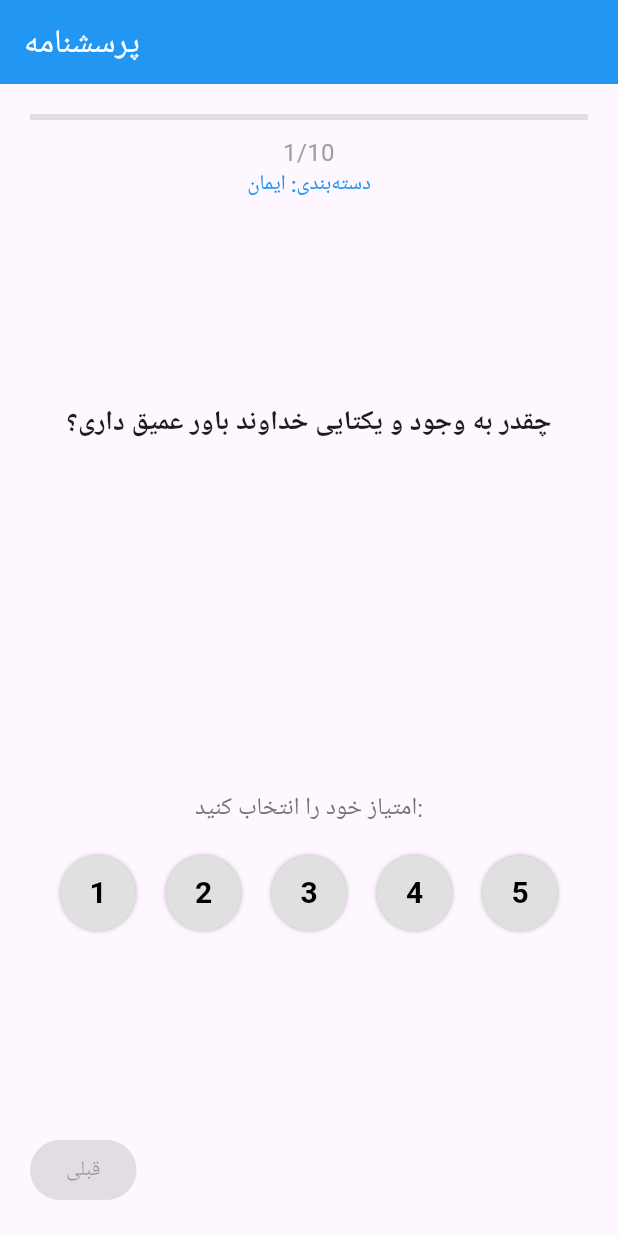
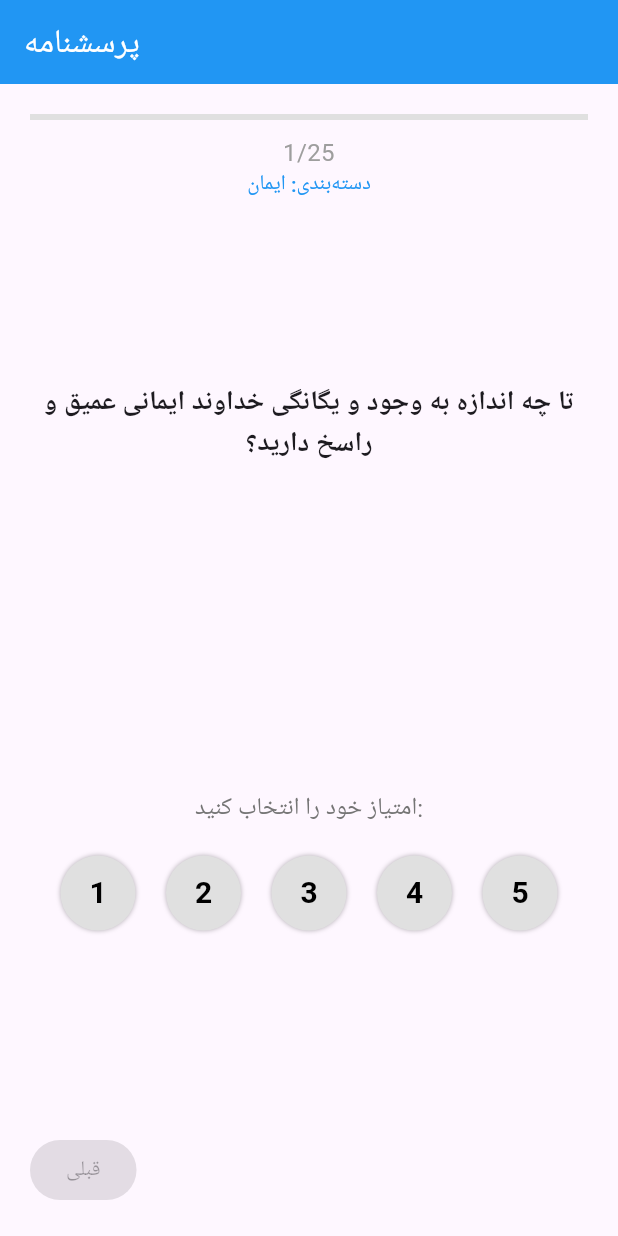
Before and after one commit to adultcode/atom, a Flutter app: the screen it shows after launch, on a phone screen of 412 x 824 dp. Run offline on Flutter 3.47's test engine with Material 3 defaults, Android fonts, the phone set to English and light mode, and no system bars; our stand-ins replace fl_chart.

Commit message:
questions

```diff
--- a/lib/question_daata.dart
+++ b/lib/question_daata.dart
@@ -1,24 +1,39 @@
 final String jsonData = '''
  {
   "ایمان": [
-    "چقدر به وجود و یکتایی خداوند باور عمیق داری؟",
-    "چقدر به روز قیامت و پاداش یا مجازات اعمال باور داری؟"
+    "تا چه اندازه به وجود و یگانگی خداوند ایمانی عمیق و راسخ دارید؟",
+    "تا چه حد به روز رستاخیز و پاداش یا کیفر اعمال باور دارید؟",
+    "آیا در زندگی روزمره، حضور فرشتگان را احساس می‌کنید یا به آن توجه نشان می‌دهید؟",
+    "تا چه میزان با قرآن کریم و دیگر کتب آسمانی ارتباط مستمر (روزانه یا هفتگی) دارید؟",
+    "تا چه حد سیره و رفتار پیامبران را به‌عنوان الگویی در تصمیم‌گیری‌ها و رفتارهای خود به کار می‌گیرید؟"
   ],
   "انفاق و مسئولیت اجتماعی": [
-    "چقدر از مال خود به خویشاوندان نیازمند کمک می‌کنی؟",
-    "به یتیمان یا مؤسسات خیریه‌ی مربوط به آن‌ها، چقدر کمک می‌کنی؟"
+    "تا چه اندازه از دارایی خود برای کمک به خویشاوندان نیازمند صرف می‌کنید؟",
+    "تا چه حد به یتیمان یا مؤسسات خیریه مرتبط با آن‌ها یاری می‌رسانید؟",
+    "در برابر مسافران یا افراد غریب و بی‌پناه، تا چه میزان دست یاری دراز می‌کنید؟",
+    "تا چه اندازه برای رهایی افراد گرفتار (مانند زندانیان نیازمند) تلاش می‌کنید؟",
+    "هنگامی که شخصی از شما درخواست کمک یا راهنمایی دارد، تا چه حد با جدیت و مهربانی پاسخگو هستید؟"
   ],
   "عبادت": [
     "آیا نماز را در زمان مشخص و با حضور قلب می‌خوانی؟",
-    "چه میزان در طول روز یا هفته زمانی برای راز و نیاز با خدا اختصاص می‌دهی؟"
+    "آیا نمازهای خود را در اوقات معین و با حضور قلب و تمرکز به‌جا می‌آورید؟",
+    "تا چه حد به پرداخت زکات، خمس یا صدقات مستحبی پایبند هستید؟",
+    "پیش از خواب یا پس از بیداری، تا چه اندازه به یاد خدا هستید و او را سپاس می‌گویید؟",
+    "تا چه حد انجام عبادات برای شما لذتی معنوی و روحانی به ارمغان می‌آورد (نه صرفاً انجام وظیفه)؟"
   ],
   "وفای به عهد": [
-    "وقتی قول می‌دهی، چقدر متعهد به اجرای آن هستی؟",
-    "اگر مشکلی پیش بیاید، آیا باز هم برای وفای به عهد تلاش می‌کنی؟"
+    "هنگامی که قولی می‌دهید، تا چه میزان به انجام آن پایبند هستید؟",
+    "در صورت بروز مشکلات، تا چه حد برای عمل به وعده‌های خود کوشش می‌کنید؟",
+    "تا چه اندازه در تعهدات شغلی، خانوادگی یا دوستانه خود مسئولانه عمل می‌کنید؟",
+    "تا چه حد به پیمان‌های قلبی، مانند دوستی یا عشق، وفادار می‌مانید؟",
+    "وقتی کسی به شما اعتماد می‌کند، تا چه میزان در حفظ این اعتماد کوشا هستید؟"
   ],
   "صبر و پایداری": [
-    "هنگام فقر یا بحران مالی، چقدر امیدوار باقی می‌مانی و ناامید نمی‌شوی؟",
-    "هنگام مواجهه با بیماری یا ناراحتی جسمی/روانی، چقدر آرامش داری؟"
+    "در زمان تنگدستی یا بحران‌های مالی، تا چه حد امیدوار و استوار باقی می‌مانید؟",
+    "هنگام مواجهه با بیماری یا مشکلات جسمی و روانی، تا چه اندازه آرامش درونی خود را حفظ می‌کنید؟",
+    "در برابر سختی‌ها و ناملایمات زندگی، تا چه حد بر مسیر درست و ارزشمند پایدار می‌مانید؟",
+    "در هنگام ناراحتی از دیگران، تا چه میزان خشم خود را مهار می‌کنید؟",
+    "هنگامی که دیگران نسبت به شما بی‌مهری نشان می‌دهند، تا چه حد صبوری و گذشت از خود نشان می‌دهید؟"
   ]
 }
   ''';
```
